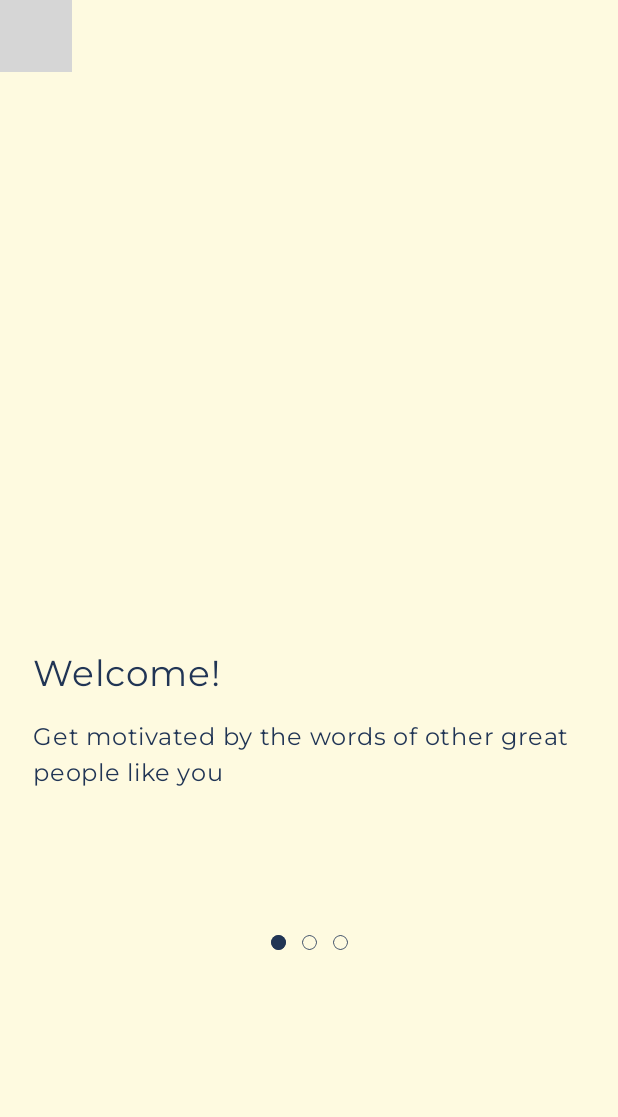
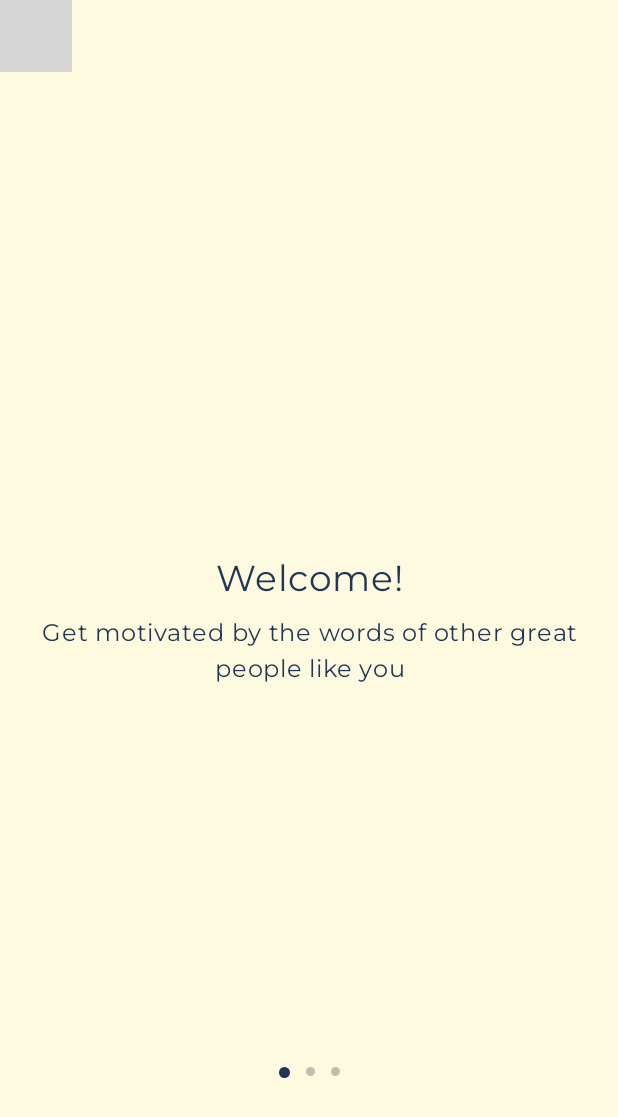
Before and after one commit to kelvin-ngure/Motivation, an Android app built with Jetpack Compose: the screen it shows after launch (MainActivity), on a phone screen of 412 x 824 dp. Shown: the top 1117 px of the screen. Run offline under Robolectric (Android 15) with nearby library versions, the phone set to English and light mode, and no system bars; our stand-ins replace Dagger/Hilt's generated code, Room's generated code; libraries missing offline, so code that uses them is left out: com.vanpra.composematerialdialogs; 4 statements that could not run were skipped; grey boxes are pictures that could not be loaded.

Commit message:
onboarding screen with reminder setup done

```diff
--- a/app/build.gradle.kts
+++ b/app/build.gradle.kts
@@ -123,6 +123,9 @@ dependencies {
     implementation("io.github.vanpra.compose-material-dialogs:datetime:0.8.1-rc")
     coreLibraryDesugaring("com.android.tools:desugar_jdk_libs:2.0.3")
 
+    // Splash screen
+    implementation("androidx.core:core-splashscreen:1.0.0")
+
 //    // Work Manager
 //    val work_version = "2.8.1"
 
--- a/app/src/main/java/com/happymeerkat/motivated/data/datasources/localdb/QuoteDB.kt
+++ b/app/src/main/java/com/happymeerkat/motivated/data/datasources/localdb/QuoteDB.kt
@@ -24,7 +24,8 @@ import com.happymeerkat.motivated.data.models.Reminder
     version = 8,
     exportSchema = true,
     autoMigrations = [
-        AutoMigration(from = 2, to = 8, spec = MotivatedDB.Migration_2to8::class)
+        AutoMigration(from = 2, to = 8, spec = MotivatedDB.Migration_2to8::class),
+        AutoMigration(from = 6, to = 8, spec = MotivatedDB.Migration_2to8::class)
     ]
 )
 abstract class MotivatedDB: RoomDatabase() {
--- a/app/src/main/java/com/happymeerkat/motivated/notification/AlarmReceiver.kt
+++ b/app/src/main/java/com/happymeerkat/motivated/notification/AlarmReceiver.kt
@@ -62,7 +62,7 @@ class AlarmReceiver: BroadcastReceiver() {
                 NotificationCompat.Builder(it, "quote_reminders")
                     .setContentTitle(quote?.author)
                     .setContentText(quote?.quote)
-                    .setSmallIcon(R.mipmap.ic_launcher)
+                    .setSmallIcon(R.mipmap.ic_launcher_foreground)
                     .setAutoCancel(true)
                     .setPriority(NotificationCompat.PRIORITY_HIGH)
                     .setContentIntent(quoteNotificationPendingIntent)
--- a/app/src/main/java/com/happymeerkat/motivated/ui/TimeUtils.kt
+++ b/app/src/main/java/com/happymeerkat/motivated/ui/TimeUtils.kt
@@ -22,9 +22,13 @@ import java.time.format.DateTimeFormatter
 import java.time.temporal.ChronoUnit
 
 
-fun getFormattedTime(time: Long): String {
+fun getFormattedUTCTime(time: Long): String {
     return Instant.ofEpochMilli(time).atZone(ZoneId.systemDefault().rules.getOffset(Instant.now())).toLocalTime().format(
         DateTimeFormatter.ofPattern("hh:mm a"))
+}
+
+fun getFormattedLocalTime(time: LocalTime): String {
+    return time.format(DateTimeFormatter.ofPattern("hh:mm a"))
 }
 
 
--- a/app/src/main/java/com/happymeerkat/motivated/ui/views/dialog/TimeDialog.kt
+++ b/app/src/main/java/com/happymeerkat/motivated/ui/views/dialog/TimeDialog.kt
@@ -20,16 +20,18 @@ import java.time.LocalTime
 @Composable
 fun TimeDialog(
     timeDialogState: MaterialDialogState,
-    setNotificationTime: (pickedTime: LocalTime) -> Unit
+    setNotificationTime: ((pickedTime: LocalTime) -> Unit)?,
+    pickedTime: LocalTime?,
+    changePickedTime: (time: LocalTime) -> Unit
 ) {
-    var pickedTime by remember{ mutableStateOf(LocalTime.now()) }
+
     MaterialDialog(
         dialogState = timeDialogState,
         buttons = {
             positiveButton(
                 text = "Ok",
                // onClick = {setNotificationTime(pickedTime)},
-                onClick = { setNotificationTime(pickedTime) },
+                onClick = { if(setNotificationTime != null && pickedTime != null) setNotificationTime(pickedTime) else {} },
                 textStyle = TextStyle(color = MaterialTheme.colorScheme.onPrimary)
             )
             negativeButton(
@@ -55,7 +57,7 @@ fun TimeDialog(
                 borderColor = MaterialTheme.colorScheme.onPrimary
             )
         ) {
-            pickedTime = it
+            changePickedTime(it)
         }
     }
 }
--- a/app/src/main/java/com/happymeerkat/motivated/ui/views/navigation/NavigationGraph.kt
+++ b/app/src/main/java/com/happymeerkat/motivated/ui/views/navigation/NavigationGraph.kt
@@ -17,4 +17,5 @@ sealed class NavigationGraph(val route: String, val icon: ImageVector?) {
     object FAVORITES: NavigationGraph(route = "favorites", icon = null)
     object THEMES: NavigationGraph(route = "themes", icon = null)
     object FONTS: NavigationGraph(route = "fonts", icon = null)
+    object LOADING: NavigationGraph(route = "loading", icon = null)
 }
--- a/app/src/main/java/com/happymeerkat/motivated/ui/views/navigation/RootNavigation.kt
+++ b/app/src/main/java/com/happymeerkat/motivated/ui/views/navigation/RootNavigation.kt
@@ -26,6 +26,8 @@ import com.happymeerkat.motivated.ui.views.settings.favorites.Favorites
 import com.happymeerkat.motivated.ui.views.settings.fonts.FontsSelection
 import com.happymeerkat.motivated.ui.views.settings.notifications.Notifications
 import com.happymeerkat.motivated.ui.views.settings.themes.Themes
+import com.happymeerkat.motivated.ui.views.util.LoadingPage
+import com.happymeerkat.motivated.ui.views.vm.FirstScreenIsOnboarding
 import com.happymeerkat.motivated.ui.views.vm.MainVM
 
 @RequiresApi(Build.VERSION_CODES.TIRAMISU)
@@ -49,15 +51,30 @@ fun RootNavigation(
 
 
 
+
     NavHost(
         navController = navController,
         route = NavigationGraph.GRAPHROOT.route,
-        startDestination = if(state.introSeen) NavigationGraph.HOME.route else NavigationGraph.ONBOARD.route,
+        startDestination = if(state.firstScreen is FirstScreenIsOnboarding.Loading) NavigationGraph.LOADING.route else {
+            if(state.firstScreen is FirstScreenIsOnboarding.Success) {
+                if(!state.firstScreen.data) {
+                    NavigationGraph.ONBOARD.route
+                } else {
+                    NavigationGraph.HOME.route
+                }
+            } else {
+                NavigationGraph.ONBOARD.route
+            }
+        }
     ) {
+        composable(route = NavigationGraph.LOADING.route) {
+            LoadingPage()
+        }
         composable( route = NavigationGraph.ONBOARD.route) {
             Onboard(
                 modifier = Modifier
-                    .background(MaterialTheme.colorScheme.background)
+                    .background(MaterialTheme.colorScheme.background),
+                completeOnboard = {vm.completeOnboard()}
             )
         }
 
--- a/app/src/main/java/com/happymeerkat/motivated/ui/views/onboard/IntroPage.kt
+++ b/app/src/main/java/com/happymeerkat/motivated/ui/views/onboard/IntroPage.kt
@@ -1,49 +1,108 @@
 package com.happymeerkat.motivated.ui.views.onboard
 
-import androidx.compose.foundation.Image
+import androidx.compose.foundation.layout.Arrangement
 import androidx.compose.foundation.layout.Column
+import androidx.compose.foundation.layout.Row
 import androidx.compose.foundation.layout.Spacer
 import androidx.compose.foundation.layout.fillMaxWidth
 import androidx.compose.foundation.layout.height
 import androidx.compose.foundation.layout.padding
+import androidx.compose.material.icons.Icons
+import androidx.compose.material.icons.filled.ArrowForward
 import androidx.compose.material3.Button
+import androidx.compose.material3.ButtonDefaults
+import androidx.compose.material3.Icon
 import androidx.compose.material3.MaterialTheme
+import androidx.compose.material3.OutlinedButton
 import androidx.compose.material3.Text
 import androidx.compose.runtime.Composable
+import androidx.compose.ui.Alignment
 import androidx.compose.ui.Modifier
 import androidx.compose.ui.layout.ContentScale
-import androidx.compose.ui.res.painterResource
+import androidx.compose.ui.text.style.TextAlign
 import androidx.compose.ui.unit.dp
 import com.bumptech.glide.integration.compose.ExperimentalGlideComposeApi
 import com.bumptech.glide.integration.compose.GlideImage
+import com.happymeerkat.motivated.ui.getFormattedLocalTime
+import java.time.LocalTime
 
 @OptIn(ExperimentalGlideComposeApi::class)
 @Composable
 fun IntroPage(
     modifier: Modifier = Modifier,
+    page: Int,
     image: Int,
     description: String,
     headline: String,
-    subtext: String
+    subtext: String,
+    completeOnboard: () -> Unit,
+    openClock: () -> Unit,
+    pickedTime: LocalTime?
 ) {
     Column(
         modifier = modifier
     ) {
         Column(
-            modifier = Modifier.weight(2f)
+            modifier = Modifier.weight(1f)
         ) {
 
             GlideImage(model = image, contentDescription = description, contentScale = ContentScale.Crop)
         }
         Column(
-            modifier = Modifier
-                .fillMaxWidth()
-                .weight(1f)
-                .padding(22.dp)
+            modifier = Modifier.weight(1f)
         ) {
-            Text(headline, style = MaterialTheme.typography.headlineLarge)
-            Spacer(modifier = modifier.height(16.dp))
-            Text(text = subtext)
+            Column(
+                modifier = Modifier
+                    .fillMaxWidth()
+                    .weight(1f)
+                    .padding(start = 22.dp, end = 22.dp, top = 18.dp),
+                horizontalAlignment = Alignment.CenterHorizontally
+            ) {
+                Text(textAlign = TextAlign.Center, text = headline, style = MaterialTheme.typography.headlineLarge)
+                Spacer(modifier = Modifier.height(10.dp))
+                Text(textAlign = TextAlign.Center, text = subtext)
+            }
+
+            if(page == 2) {
+                Spacer(modifier = Modifier.height(40.dp))
+                    Column(
+                        modifier = Modifier
+                            .fillMaxWidth()
+                            .padding(10.dp),
+                        horizontalAlignment = Alignment.CenterHorizontally
+                    ) {
+                        Spacer(modifier = Modifier.height(8.dp))
+                        OutlinedButton(onClick = {openClock()}) {
+                            Text(if(pickedTime == null) "Tap to set reminder" else getFormattedLocalTime(pickedTime!!), style = MaterialTheme.typography.bodyLarge, color = MaterialTheme.colorScheme.onPrimary)
+                        }
+                    }
+
+            }
+
+            if(page == 2) {
+                Row(
+                    modifier = Modifier
+                        .fillMaxWidth()
+                        .weight(1f)
+                        .padding(end = 22.dp),
+                    verticalAlignment = Alignment.CenterVertically,
+                    horizontalArrangement = Arrangement.End
+                ) {
+                    Button(
+                        onClick = { completeOnboard() },
+                        colors = ButtonDefaults.buttonColors(
+                            containerColor = MaterialTheme.colorScheme.onPrimary,
+                            contentColor = MaterialTheme.colorScheme.background,
+                            disabledContainerColor = MaterialTheme.colorScheme.onPrimary,
+                            disabledContentColor = MaterialTheme.colorScheme.background
+                        )
+                    ) {
+                        Icon(imageVector = Icons.Default.ArrowForward, contentDescription = "")
+                    }
+                }
+
+            }
         }
+
     }
 }
--- a/app/src/main/java/com/happymeerkat/motivated/ui/views/onboard/Onboard.kt
+++ b/app/src/main/java/com/happymeerkat/motivated/ui/views/onboard/Onboard.kt
@@ -1,37 +1,43 @@
 package com.happymeerkat.motivated.ui.views.onboard
 
+import android.os.Build
+import androidx.annotation.RequiresApi
 import androidx.compose.foundation.ExperimentalFoundationApi
-import androidx.compose.foundation.Image
 import androidx.compose.foundation.background
-import androidx.compose.foundation.border
 import androidx.compose.foundation.layout.Arrangement
 import androidx.compose.foundation.layout.Box
 import androidx.compose.foundation.layout.Column
 import androidx.compose.foundation.layout.Row
 import androidx.compose.foundation.layout.fillMaxSize
 import androidx.compose.foundation.layout.fillMaxWidth
-import androidx.compose.foundation.layout.height
 import androidx.compose.foundation.layout.padding
 import androidx.compose.foundation.layout.size
 import androidx.compose.foundation.pager.HorizontalPager
 import androidx.compose.foundation.pager.rememberPagerState
 import androidx.compose.foundation.shape.CircleShape
-import androidx.compose.material3.Button
 import androidx.compose.material3.MaterialTheme
-import androidx.compose.material3.Text
 import androidx.compose.runtime.Composable
+import androidx.compose.runtime.getValue
+import androidx.compose.runtime.mutableStateOf
+import androidx.compose.runtime.remember
+import androidx.compose.runtime.setValue
 import androidx.compose.ui.Modifier
 import androidx.compose.ui.draw.clip
-import androidx.compose.ui.graphics.Color
-import androidx.compose.ui.res.painterResource
 import androidx.compose.ui.unit.dp
 import com.happymeerkat.motivated.R
+import com.happymeerkat.motivated.ui.views.dialog.TimeDialog
+import com.vanpra.composematerialdialogs.rememberMaterialDialogState
+import java.time.LocalTime
 
+@RequiresApi(Build.VERSION_CODES.O)
 @OptIn(ExperimentalFoundationApi::class)
 @Composable
 fun Onboard(
-    modifier: Modifier = Modifier
+    modifier: Modifier = Modifier,
+    completeOnboard: () -> Unit
 ) {
+    val timeDialogState = rememberMaterialDialogState()
+    var pickedTime by remember{ mutableStateOf<LocalTime?>(null) }
     val pageCount = 3
     val pagerState = rememberPagerState(pageCount = {
         3
@@ -52,7 +58,7 @@ fun Onboard(
         "Make every day bright with a great quote",
         "We recommend one quote a day but you can change that in settings"
     )
-
+    Box(modifier = Modifier.fillMaxSize()) {
         Column(
             modifier = modifier
                 .fillMaxSize()
@@ -61,35 +67,52 @@ fun Onboard(
             HorizontalPager(
                 modifier = Modifier
                     .fillMaxSize()
-                .weight(3f),
+                    .weight(6f),
                 state = pagerState
             ) { page ->
-            IntroPage(image = images[page], description = "", headline = headlines[page], subtext = subtext[page])
+                IntroPage(
+                    page = page,
+                    image = images[page],
+                    description = "",
+                    headline = headlines[page],
+                    subtext = subtext[page],
+                    completeOnboard = completeOnboard,
+                    openClock = {timeDialogState.show()},
+                    pickedTime = pickedTime
+                )
+
             }
+            Column(
+                Modifier
+                    .fillMaxWidth()
+                    .weight(1f)
+            ) {
                 Row(
                     Modifier
-                .height(50.dp)
-                .fillMaxWidth()
-                .weight(1f),
+                        .fillMaxWidth(),
                     horizontalArrangement = Arrangement.Center
                 ) {
                     repeat(pageCount) { iteration ->
-                val color = if (pagerState.currentPage == iteration) MaterialTheme.colorScheme.onPrimary else MaterialTheme.colorScheme.background
-                val border = if (pagerState.currentPage == iteration)  MaterialTheme.colorScheme.onPrimary else MaterialTheme.colorScheme.onPrimary
+                        val color = if (pagerState.currentPage == iteration) MaterialTheme.colorScheme.onPrimary else MaterialTheme.colorScheme.onPrimary.copy(alpha = 0.3f)
+                        val size = if (pagerState.currentPage == iteration) 7.dp else 6.dp
                         Box(
                             modifier = Modifier
                                 .padding(5.dp)
                                 .clip(CircleShape)
                                 .background(color)
-                        .border(width = 0.3.dp, color = border, shape = CircleShape)
-                        .size(10.dp)
+                                .size(size)
                         )
-            }
-            if(pagerState.currentPage == 2) {
-                Button(onClick = { /*TODO*/ }) {
-                    Text(text = "Begin your journey")
                     }
                 }
             }
         }
+
+        TimeDialog(
+            timeDialogState = timeDialogState,
+            setNotificationTime = null,
+            pickedTime = LocalTime.now(),
+            changePickedTime = {it -> pickedTime = it}
+        )
     }
+
+}
--- /dev/null
+++ b/app/src/main/java/com/happymeerkat/motivated/ui/views/util/LoadingPage.kt
@@ -0,0 +1,47 @@
+package com.happymeerkat.motivated.ui.views.util
+
+import androidx.compose.foundation.Image
+import androidx.compose.foundation.background
+import androidx.compose.foundation.layout.Arrangement
+import androidx.compose.foundation.layout.Column
+import androidx.compose.foundation.layout.fillMaxSize
+import androidx.compose.foundation.layout.padding
+import androidx.compose.foundation.layout.size
+import androidx.compose.foundation.shape.RoundedCornerShape
+import androidx.compose.runtime.Composable
+import androidx.compose.ui.Alignment
+import androidx.compose.ui.Modifier
+import androidx.compose.ui.draw.clip
+import androidx.compose.ui.graphics.Color
+import androidx.compose.ui.res.painterResource
+import androidx.compose.ui.unit.dp
+import com.happymeerkat.motivated.R
+
+@Composable
+fun LoadingPage(
+    modifier: Modifier = Modifier
+) {
+    Column(
+        modifier = modifier
+            .fillMaxSize()
+            .background(Color.White),
+        horizontalAlignment = Alignment.CenterHorizontally,
+        verticalArrangement = Arrangement.Center
+    ) {
+        Column(
+            modifier = Modifier
+                .size(200.dp)
+                .clip(RoundedCornerShape(100.dp)),
+        ) {
+            Image(
+                modifier = Modifier
+                    .fillMaxSize(),
+                painter = painterResource(id = R.mipmap.ic_launcher_foreground),
+                contentDescription = ""
+            )
+        }
+
+
+
+    }
+}
--- a/app/src/main/java/com/happymeerkat/motivated/ui/views/vm/MainVM.kt
+++ b/app/src/main/java/com/happymeerkat/motivated/ui/views/vm/MainVM.kt
@@ -19,7 +19,6 @@ import com.happymeerkat.motivated.domain.themes.ThemeManager
 import com.happymeerkat.motivated.domain.themes.ThemeType
 import com.happymeerkat.motivated.notification.AlarmReceiver
 import com.happymeerkat.motivated.ui.alarmSet
-import com.happymeerkat.motivated.ui.views.MainActivity
 import dagger.hilt.android.lifecycle.HiltViewModel
 import kotlinx.coroutines.Job
 import kotlinx.coroutines.flow.MutableStateFlow
@@ -27,13 +26,7 @@ import kotlinx.coroutines.flow.StateFlow
 import kotlinx.coroutines.flow.launchIn
 import kotlinx.coroutines.flow.onEach
 import kotlinx.coroutines.launch
-import java.time.Instant
-import java.time.LocalDate
-import java.time.LocalDateTime
 import java.time.LocalTime
-import java.time.ZoneId
-import java.time.ZoneOffset
-import java.util.Date
 import javax.inject.Inject
 
 @HiltViewModel
@@ -70,7 +63,7 @@ class MainVM @Inject constructor(
             .readIntroPreference
             .onEach { introSeen ->
                 _homeUIState.value = _homeUIState.value.copy(
-                    introSeen = introSeen
+                    firstScreen = FirstScreenIsOnboarding.Success(introSeen)
                 )
             }
             .launchIn(viewModelScope)
@@ -113,6 +106,12 @@ class MainVM @Inject constructor(
                 )
             }
             .launchIn(viewModelScope)
+    }
+
+    fun completeOnboard() {
+        viewModelScope.launch {
+            preferencesRepository.saveIntroPreference(true)
+        }
     }
 
     private fun getReminders() {
@@ -210,5 +209,10 @@ data class HomeUIState(
     val currentTheme: Theme = Theme(themeId = 1000, backgroundImage = null, backgroundColor = null, fontColor = null, fontId = null, awsKey = null, themeType = ThemeType.COLORS),
     val themes: List<Theme> = emptyList(),
     val reminders: List<Reminder> = emptyList(),
-    val introSeen: Boolean = false
+    val firstScreen: FirstScreenIsOnboarding = FirstScreenIsOnboarding.Loading
 )
+
+sealed interface FirstScreenIsOnboarding {
+    object Loading : FirstScreenIsOnboarding
+    data class Success(val data: Boolean): FirstScreenIsOnboarding
+}
--- a/app/src/main/res/values/colors.xml
+++ b/app/src/main/res/values/colors.xml
@@ -1,3 +1,4 @@
 <?xml version="1.0" encoding="utf-8"?>
 <resources>
+    <color name="white">#FFFFFF</color>
 </resources>
```
Also changed, not shown: app/src/main/java/com/happymeerkat/motivated/ui/views/settings/notifications/Notifications.kt (+8 -1 lines), app/src/main/java/com/happymeerkat/motivated/ui/views/settings/notifications/TimeCard.kt (+2 -6 lines), 1 other file. Lines whose indentation alone changed are shown as unchanged.
